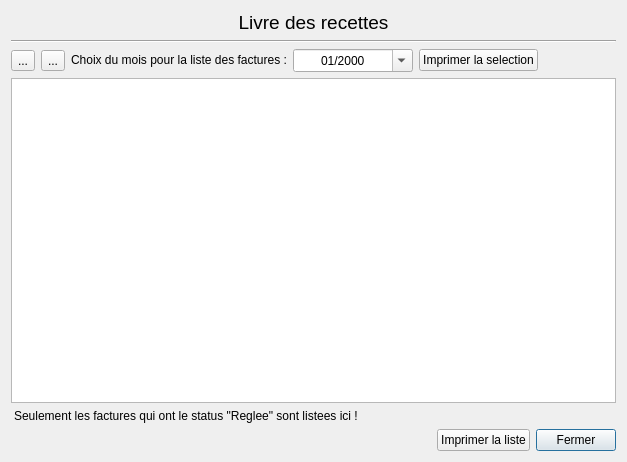
cfdev/mcercle, file src/dialoginvoicelist.ui: the form before one commit.
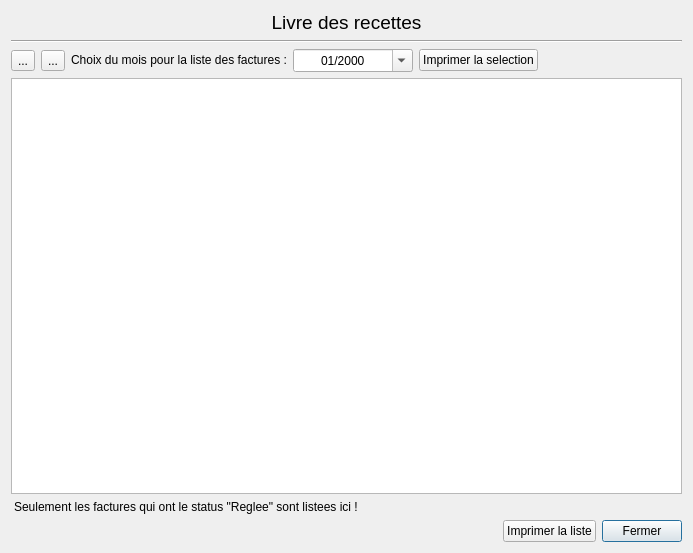
The form after the commit. Icons and pictures are not drawn.

Commit message: Ajout colonne ttc

Patch:
```diff
--- a/src/dialoginvoicelist.ui
+++ b/src/dialoginvoicelist.ui
@@ -6,8 +6,8 @@
    <rect>
     <x>0</x>
     <y>0</y>
-    <width>627</width>
-    <height>462</height>
+    <width>693</width>
+    <height>553</height>
    </rect>
   </property>
   <property name="windowTitle">
```
The commit also changes 1 other file.
